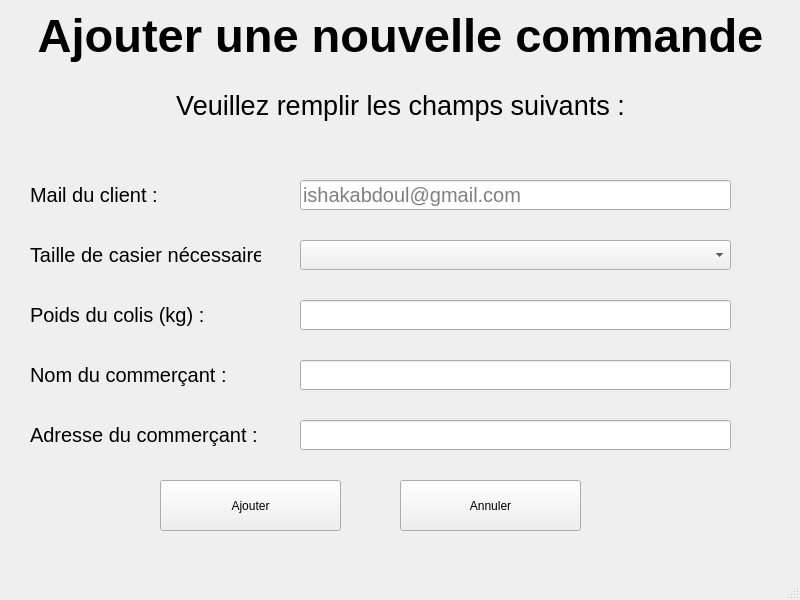
Old version of the form Locker/Locker/ajoutcommande.ui in the repository maxjbs93/Locker.
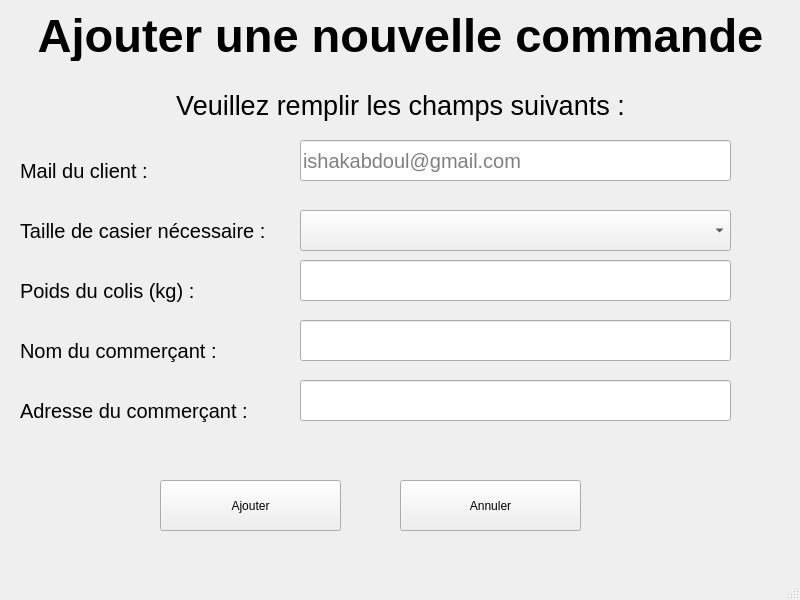
New version of the form.

```diff
--- a/Locker/Locker/ajoutcommande.ui
+++ b/Locker/Locker/ajoutcommande.ui
@@ -17,10 +17,10 @@
    <widget class="QLabel" name="label">
     <property name="geometry">
      <rect>
-      <x>0</x>
-      <y>0</y>
-      <width>801</width>
-      <height>71</height>
+      <x>10</x>
+      <y>10</y>
+      <width>781</width>
+      <height>51</height>
      </rect>
     </property>
     <property name="font">
@@ -39,10 +39,10 @@
    <widget class="QLabel" name="label_2">
     <property name="geometry">
      <rect>
-      <x>0</x>
-      <y>70</y>
-      <width>801</width>
-      <height>71</height>
+      <x>10</x>
+      <y>80</y>
+      <width>781</width>
+      <height>51</height>
      </rect>
     </property>
     <property name="font">
@@ -61,10 +61,10 @@
    <widget class="QLabel" name="label_3">
     <property name="geometry">
      <rect>
-      <x>30</x>
-      <y>180</y>
-      <width>231</width>
-      <height>30</height>
+      <x>20</x>
+      <y>150</y>
+      <width>251</width>
+      <height>41</height>
      </rect>
     </property>
     <property name="font">
@@ -79,10 +79,10 @@
    <widget class="QLabel" name="label_4">
     <property name="geometry">
      <rect>
-      <x>30</x>
-      <y>240</y>
-      <width>231</width>
-      <height>30</height>
+      <x>20</x>
+      <y>210</y>
+      <width>251</width>
+      <height>41</height>
      </rect>
     </property>
     <property name="font">
@@ -97,10 +97,10 @@
    <widget class="QLabel" name="label_5">
     <property name="geometry">
      <rect>
-      <x>30</x>
-      <y>300</y>
-      <width>231</width>
-      <height>30</height>
+      <x>20</x>
+      <y>270</y>
+      <width>251</width>
+      <height>41</height>
      </rect>
     </property>
     <property name="font">
@@ -115,10 +115,10 @@
    <widget class="QLabel" name="label_6">
     <property name="geometry">
      <rect>
-      <x>30</x>
-      <y>360</y>
-      <width>231</width>
-      <height>30</height>
+      <x>20</x>
+      <y>330</y>
+      <width>251</width>
+      <height>41</height>
      </rect>
     </property>
     <property name="font">
@@ -133,10 +133,10 @@
    <widget class="QLabel" name="label_7">
     <property name="geometry">
      <rect>
-      <x>30</x>
-      <y>420</y>
-      <width>231</width>
-      <height>30</height>
+      <x>20</x>
+      <y>390</y>
+      <width>251</width>
+      <height>41</height>
      </rect>
     </property>
     <property name="font">
@@ -152,9 +152,9 @@
     <property name="geometry">
      <rect>
       <x>300</x>
-      <y>180</y>
+      <y>140</y>
       <width>431</width>
-      <height>30</height>
+      <height>41</height>
      </rect>
     </property>
     <property name="font">
@@ -170,9 +170,9 @@
     <property name="geometry">
      <rect>
       <x>300</x>
-      <y>300</y>
+      <y>260</y>
       <width>431</width>
-      <height>30</height>
+      <height>41</height>
      </rect>
     </property>
     <property name="font">
@@ -185,9 +185,9 @@
     <property name="geometry">
      <rect>
       <x>300</x>
-      <y>360</y>
+      <y>320</y>
       <width>431</width>
-      <height>30</height>
+      <height>41</height>
      </rect>
     </property>
     <property name="font">
@@ -200,9 +200,9 @@
     <property name="geometry">
      <rect>
       <x>300</x>
-      <y>420</y>
+      <y>380</y>
       <width>431</width>
-      <height>30</height>
+      <height>41</height>
      </rect>
     </property>
     <property name="font">
@@ -218,9 +218,9 @@
     <property name="geometry">
      <rect>
       <x>300</x>
-      <y>240</y>
+      <y>210</y>
       <width>431</width>
-      <height>30</height>
+      <height>41</height>
      </rect>
     </property>
     <property name="font">
```
